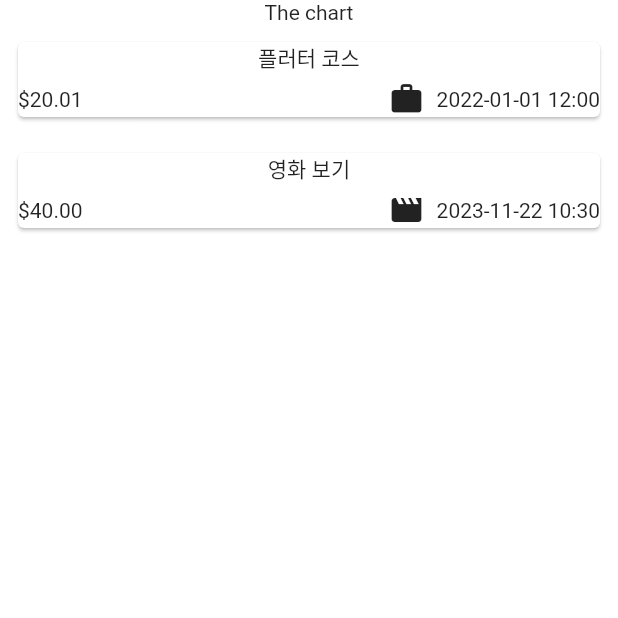
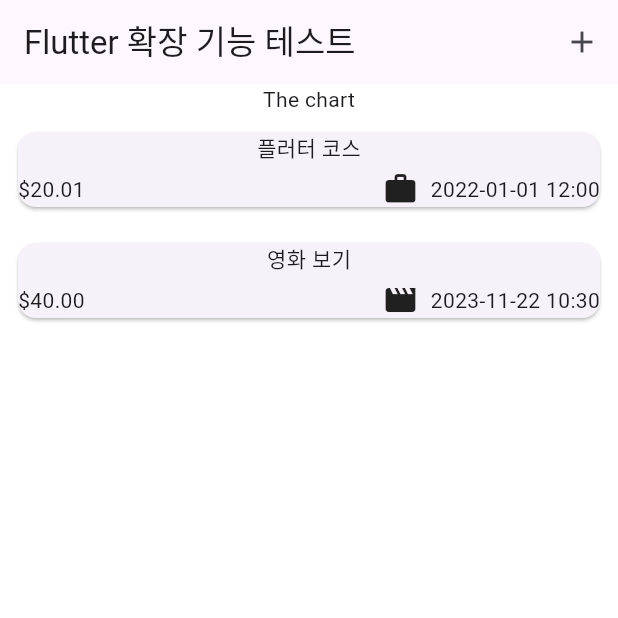
Before and after one commit to haservi/udemy-flutter, a Flutter app: the screen it shows after launch, on a phone screen of 412 x 824 dp, the top half of it. Run offline on Flutter 3.47's test engine with Material 2 defaults, Android fonts, the phone set to English and light mode, and no system bars; our stand-ins replace google_fonts.

Commit message:
feat: AppBar 추가 및 테마 사용

```diff
--- a/expense_tracker/lib/main.dart
+++ b/expense_tracker/lib/main.dart
@@ -3,9 +3,10 @@ import 'package:flutter/material.dart';
 
 void main() {
   runApp(
-    const MaterialApp(
+    MaterialApp(
       debugShowCheckedModeBanner: false,
-      home: Expenses(),
+      theme: ThemeData(useMaterial3: true),
+      home: const Expenses(),
     ),
   );
 }
--- a/expense_tracker/lib/widgets/expenses.dart
+++ b/expense_tracker/lib/widgets/expenses.dart
@@ -27,11 +27,27 @@ class _Expenses extends State<Expenses> {
     ),
   ];
 
+  void _openAddExpenseOverlay() {
+
+  }
+
   @override
   Widget build(BuildContext context) {
     return Scaffold(
+      appBar: AppBar(
+        title: const Text(
+          'Flutter 확장 기능 테스트',
+        ),
+        actions: [
+          IconButton(
+            onPressed: () {},
+            icon: const Icon(Icons.add),
+          )
+        ],
+      ),
       body: Column(
         children: [
+          // TODO: 여기에 툴바를 추가
           const Text(
             'The chart',
           ),
```
